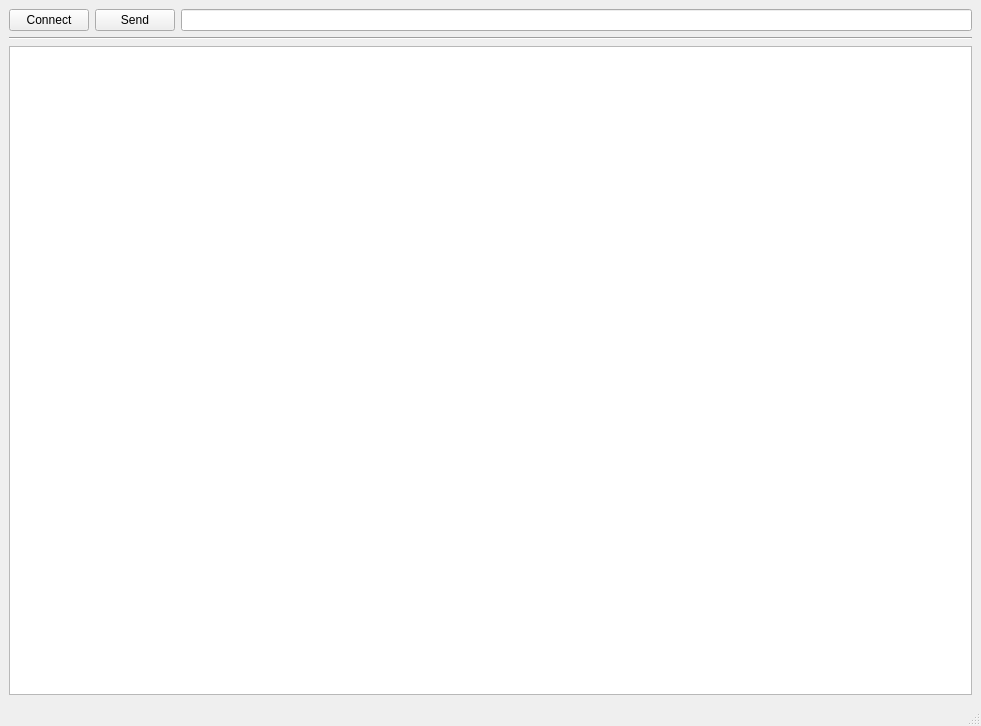
This is ui/MainWindow.ui in szymonnogiec/sysrepo-viewer as Qt 5 draws it before an edit. The edited form follows.
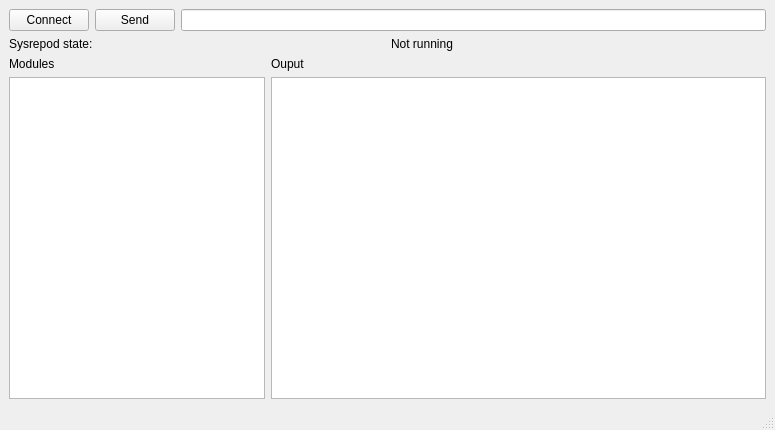
This is the edited form.

Commit message: SV Added sysrepod monitoring and changed ui prototype

Patch:
```diff
--- a/ui/MainWindow.ui
+++ b/ui/MainWindow.ui
@@ -6,8 +6,8 @@
    <rect>
     <x>0</x>
     <y>0</y>
-    <width>981</width>
-    <height>726</height>
+    <width>775</width>
+    <height>430</height>
    </rect>
   </property>
   <property name="windowTitle">
@@ -16,8 +16,6 @@
   <widget class="QWidget" name="centralwidget">
    <layout class="QVBoxLayout" name="verticalLayout">
     <item>
-     <layout class="QGridLayout" name="gridLayout">
-      <item row="0" column="0">
        <layout class="QHBoxLayout" name="horizontalLayout_2">
         <property name="sizeConstraint">
          <enum>QLayout::SetMinimumSize</enum>
@@ -41,17 +39,47 @@
         </item>
        </layout>
       </item>
-      <item row="2" column="0">
-       <layout class="QHBoxLayout" name="horizontalLayout_3">
         <item>
-         <widget class="QTextBrowser" name="tb_output_"/>
+     <layout class="QHBoxLayout" name="horizontalLayout">
+      <item>
+       <widget class="QLabel" name="label">
+        <property name="text">
+         <string>Sysrepod state:</string>
+        </property>
+       </widget>
+      </item>
+      <item>
+       <widget class="QLabel" name="l_sysrepod_state_">
+        <property name="text">
+         <string>Not running</string>
+        </property>
+       </widget>
         </item>
        </layout>
       </item>
-      <item row="1" column="0">
-       <widget class="Line" name="line">
-        <property name="orientation">
-         <enum>Qt::Horizontal</enum>
+    <item>
+     <layout class="QGridLayout" name="gridLayout">
+      <item row="0" column="0">
+       <widget class="QLabel" name="label_3">
+        <property name="text">
+         <string>Modules</string>
+        </property>
+       </widget>
+      </item>
+      <item row="1" column="2">
+       <widget class="QTextBrowser" name="tb_output_">
+        <property name="lineWidth">
+         <number>1</number>
+        </property>
+       </widget>
+      </item>
+      <item row="1" column="0" colspan="2">
+       <widget class="QListView" name="lv_modules_"/>
+      </item>
+      <item row="0" column="2">
+       <widget class="QLabel" name="label_5">
+        <property name="text">
+         <string>Ouput</string>
         </property>
        </widget>
       </item>
```
Left out of the diff: 2 changed lines with no effect on the pictures. Lines whose indentation alone changed are shown as unchanged. The commit also changes 13 other files.
